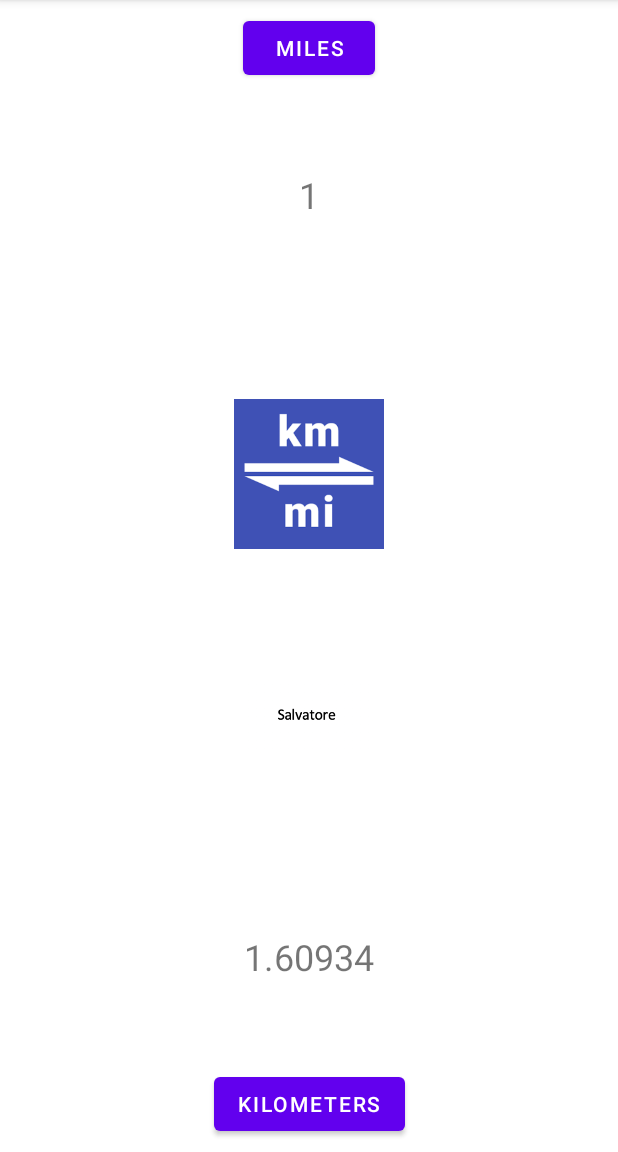
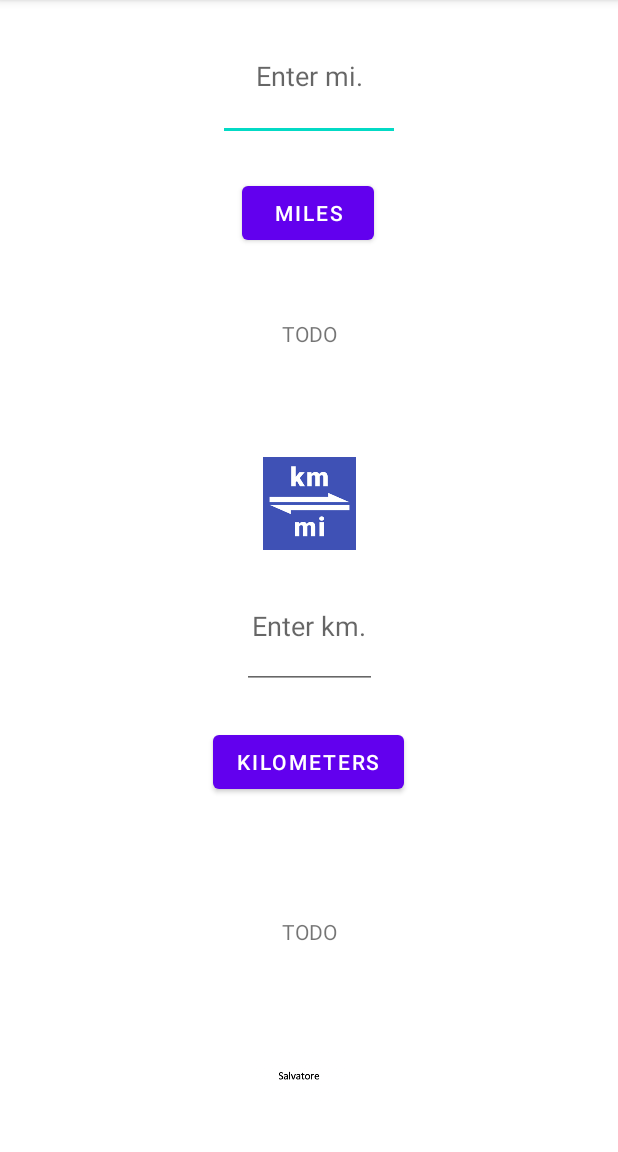
Before and after one commit to salvatore-ardisi/cs639, an Android app: the screen it shows after launch (MainActivity), on a phone screen of 412 x 824 dp, the part 84-1236 px from its top. Run offline under Robolectric (Android 15) with nearby library versions, the phone set to English and light mode, and no system bars.

Commit message:
updated layout

```diff
--- a/ConversionSalvatoreArdisiV1/app/src/main/java/com/example/myapplication/MainActivity.java
+++ b/ConversionSalvatoreArdisiV1/app/src/main/java/com/example/myapplication/MainActivity.java
@@ -3,6 +3,7 @@ package com.example.myapplication;
 import androidx.appcompat.app.AppCompatActivity;
 
 import android.os.Bundle;
+import android.view.View;
 
 public class MainActivity extends AppCompatActivity {
 
--- a/ConversionSalvatoreArdisiV1/app/src/main/res/layout/activity_main.xml
+++ b/ConversionSalvatoreArdisiV1/app/src/main/res/layout/activity_main.xml
@@ -11,63 +11,97 @@
         android:id="@+id/miles_button"
         android:layout_width="wrap_content"
         android:layout_height="wrap_content"
-        android:layout_marginTop="8dp"
-        android:text="Miles"
+        android:layout_marginTop="24dp"
+        android:text="@string/miles"
         app:layout_constraintEnd_toEndOf="parent"
+        app:layout_constraintHorizontal_bias="0.498"
         app:layout_constraintStart_toStartOf="parent"
-        app:layout_constraintTop_toTopOf="parent" />
+        app:layout_constraintTop_toBottomOf="@+id/miles_input" />
 
     <TextView
-        android:id="@+id/miles_view"
-        android:layout_width="100dp"
-        android:layout_height="100dp"
-        android:layout_marginTop="24dp"
+        android:id="@+id/miles_output"
+        android:layout_width="115dp"
+        android:layout_height="109dp"
+        android:layout_marginTop="2dp"
+        android:layout_marginBottom="27dp"
         android:gravity="center"
-        android:textSize="24sp"
-        android:text="1"
+        android:text="TODO"
+        app:layout_constraintBottom_toTopOf="@+id/km_mi_img"
         app:layout_constraintEnd_toEndOf="parent"
         app:layout_constraintStart_toStartOf="parent"
         app:layout_constraintTop_toBottomOf="@+id/miles_button" />
 
+    <EditText
+        android:id="@+id/miles_input"
+        android:layout_width="121dp"
+        android:layout_height="86dp"
+        android:layout_marginTop="8dp"
+        android:hint="@string/enter_miles"
+        android:inputType="numberDecimal"
+        android:gravity="center"
+        app:layout_constraintBottom_toTopOf="@+id/miles_button"
+        app:layout_constraintEnd_toEndOf="parent"
+        app:layout_constraintStart_toStartOf="parent"
+        app:layout_constraintTop_toTopOf="parent"
+        app:layout_constraintVertical_bias="0.058" />
+
     <ImageView
         android:id="@+id/km_mi_img"
-        android:layout_width="100dp"
-        android:layout_height="100dp"
+        android:layout_width="83dp"
+        android:layout_height="62dp"
         android:src="@drawable/km_mi_img"
-        app:layout_constraintBottom_toTopOf="@+id/name_img"
+        app:layout_constraintBottom_toTopOf="@+id/ki_input"
         app:layout_constraintEnd_toEndOf="parent"
         app:layout_constraintStart_toStartOf="parent"
-        app:layout_constraintTop_toBottomOf="@+id/miles_view" />
+        app:layout_constraintTop_toBottomOf="@+id/miles_output" />
 
-    <ImageView
-        android:id="@+id/name_img"
-        android:layout_width="150dp"
-        android:layout_height="50dp"
-        android:src="@drawable/name"
-        app:layout_constraintBottom_toTopOf="@+id/kilometers_view"
+    <EditText
+        android:id="@+id/ki_input"
+        android:layout_width="90dp"
+        android:layout_height="83dp"
+        android:layout_marginTop="9dp"
+        android:hint="@string/enter_kilometers"
+        android:gravity="center"
+        android:inputType="numberDecimal"
         app:layout_constraintEnd_toEndOf="parent"
         app:layout_constraintStart_toStartOf="parent"
         app:layout_constraintTop_toBottomOf="@+id/km_mi_img" />
 
     <TextView
-        android:id="@+id/kilometers_view"
-        android:layout_width="100dp"
-        android:layout_height="100dp"
-        android:layout_marginBottom="24dp"
+        android:id="@+id/km_output"
+        android:layout_width="137dp"
+        android:layout_height="93dp"
+        android:layout_marginTop="26dp"
         android:gravity="center"
-        android:textSize="24sp"
-        android:text="1.60934"
-        app:layout_constraintBottom_toTopOf="@+id/kilometer_button"
+        android:text="TODO"
+        app:layout_constraintBottom_toTopOf="@+id/name_img"
         app:layout_constraintEnd_toEndOf="parent"
-        app:layout_constraintStart_toStartOf="parent" />
+        app:layout_constraintStart_toStartOf="parent"
+        app:layout_constraintTop_toBottomOf="@+id/kilometer_button" />
+
+    <ImageView
+        android:id="@+id/name_img"
+        android:layout_width="192dp"
+        android:layout_height="35dp"
+        android:layout_marginTop="15dp"
+        android:layout_marginBottom="16dp"
+        android:src="@drawable/name"
+        app:layout_constraintBottom_toBottomOf="parent"
+        app:layout_constraintEnd_toEndOf="parent"
+        app:layout_constraintHorizontal_bias="0.475"
+        app:layout_constraintStart_toStartOf="parent"
+        app:layout_constraintTop_toBottomOf="@+id/km_output" />
 
     <Button
         android:id="@+id/kilometer_button"
         android:layout_width="wrap_content"
         android:layout_height="wrap_content"
-        android:layout_marginBottom="8dp"
-        android:text="Kilometers"
-        app:layout_constraintBottom_toBottomOf="parent"
+        android:layout_marginTop="8dp"
+        android:text="@string/kilometers"
+        app:layout_constraintBottom_toTopOf="@+id/km_output"
         app:layout_constraintEnd_toEndOf="parent"
-        app:layout_constraintStart_toStartOf="parent" />
+        app:layout_constraintHorizontal_bias="0.498"
+        app:layout_constraintStart_toStartOf="parent"
+        app:layout_constraintTop_toBottomOf="@+id/ki_input"
+        app:layout_constraintVertical_bias="0.0" />
 </androidx.constraintlayout.widget.ConstraintLayout>
--- a/ConversionSalvatoreArdisiV1/app/src/main/res/values/strings.xml
+++ b/ConversionSalvatoreArdisiV1/app/src/main/res/values/strings.xml
@@ -1,3 +1,7 @@
 <resources>
     <string name="app_name">My Application</string>
+    <string name="miles">Miles</string>
+    <string name="enter_miles">Enter mi.</string>
+    <string name="enter_kilometers">Enter km.</string>
+    <string name="kilometers">Kilometers</string>
 </resources>
```
